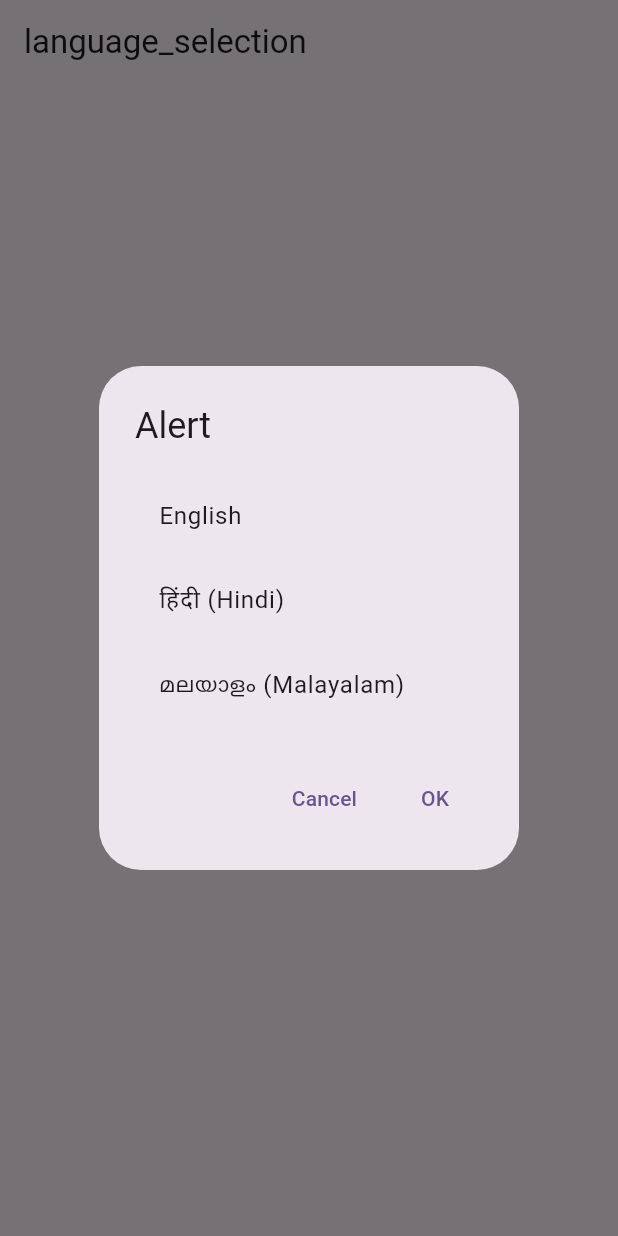
After one commit to Lubluback/login_page_bloc_cubit, a Flutter app: the screen it shows after launch, after a tap on "Hello", on a phone screen of 412 x 824 dp. The commit adds this screen. Run offline on Flutter 3.47's test engine with Material 3 defaults, Android fonts, the phone set to English and light mode, and no system bars; our stand-ins replace easy_localization, flutter_bloc.

Commit message:
languages added to the application

```diff
--- a/lib/main.dart
+++ b/lib/main.dart
@@ -1,18 +1,27 @@
+import 'package:easy_localization/easy_localization.dart';
 import 'package:flutter/material.dart';
 import 'package:flutter_bloc/flutter_bloc.dart';
 import 'package:login_page_bloc/login_bloc/login_bloc_bloc.dart';
 import 'package:login_page_bloc/login_cubit/login_cubit_cubit.dart';
-import 'package:login_page_bloc/login_page_bloc.dart';
 import 'package:login_page_bloc/login_page_cubit.dart';
+import 'package:login_page_bloc/select_lang.dart';
+import 'package:login_page_bloc/utils/alertdialoguebox.dart';
 
-void main() {
-  runApp(const MyApp());
+void main() async {
+  WidgetsFlutterBinding.ensureInitialized();
+  await EasyLocalization.ensureInitialized();
+  runApp(EasyLocalization(
+    supportedLocales: const [Locale('en'), Locale('ml'), Locale('hi')],
+    path: 'assets/translations',
+    saveLocale: true,
+    fallbackLocale: const Locale('en', 'US'),
+    child: const MyApp(),
+  ));
 }
 
 class MyApp extends StatelessWidget {
   const MyApp({super.key});
 
-  // This widget is the root of your application.
   @override
   Widget build(BuildContext context) {
     return MultiBlocProvider(
@@ -23,13 +32,16 @@ class MyApp extends StatelessWidget {
         )
       ],
       child: MaterialApp(
+          localizationsDelegates: context.localizationDelegates,
+          supportedLocales: context.supportedLocales,
+          locale: context.locale,
           debugShowCheckedModeBanner: false,
           title: 'Flutter Demo',
           theme: ThemeData(
             colorScheme: ColorScheme.fromSeed(seedColor: Colors.deepPurple),
             useMaterial3: true,
           ),
-          home: LoginPageCubit()),
+          home: LanguageSelectionScreen()),
     );
   }
 }
--- /dev/null
+++ b/lib/utils/alertdialoguebox.dart
@@ -0,0 +1,92 @@
+import 'package:easy_localization/easy_localization.dart';
+import 'package:flutter/material.dart';
+import 'package:login_page_bloc/login_page_bloc.dart';
+
+class LanguageSelectionScreen extends StatefulWidget {
+  const LanguageSelectionScreen({super.key});
+
+  @override
+  State<LanguageSelectionScreen> createState() =>
+      _LanguageSelectionScreenState();
+}
+
+class _LanguageSelectionScreenState extends State<LanguageSelectionScreen> {
+  @override
+  Widget build(BuildContext context) {
+    return Scaffold(
+      appBar: AppBar(title: Text('language_selection'.tr())),
+      body: Center(
+        child: ElevatedButton(
+          onPressed: () {
+            //  setState(() {});
+            showLanguageSelectionDialog(context);
+          },
+          child: Text('hello'.tr()),
+        ),
+      ),
+    );
+  }
+
+  void showLanguageSelectionDialog(BuildContext context) {
+    showDialog(
+      context: context,
+      builder: (BuildContext context) {
+        return AlertDialog(
+          title: const Text('Alert'),
+          content: Column(
+            mainAxisSize: MainAxisSize.min,
+            children: [
+              ListTile(
+                title: const Text('English'),
+                onTap: () {
+                  setState(() {});
+                  context.setLocale(const Locale('en'));
+                  Navigator.push(
+                    context,
+                    MaterialPageRoute(builder: (context) => LoginPage()),
+                  );
+                },
+              ),
+              ListTile(
+                title: const Text('हिंदी (Hindi)'),
+                onTap: () {
+                  setState(() {});
+
+                  context.setLocale(const Locale('hi'));
+                  Navigator.push(
+                    context,
+                    MaterialPageRoute(builder: (context) => LoginPage()),
+                  );
+                },
+              ),
+              ListTile(
+                title: const Text('മലയാളം (Malayalam)'),
+                onTap: () {
+                  setState(() {});
+                  context.setLocale(const Locale('ml'));
+                  Navigator.push(
+                    context,
+                    MaterialPageRoute(builder: (context) => LoginPage()),
+                  );
+                },
+              ),
+            ],
+          ),
+          actions: [
+            TextButton(
+              onPressed: () => Navigator.of(context).pop(),
+              child: const Text('Cancel'),
+            ),
+            TextButton(
+              onPressed: () {
+                Navigator.of(context).pop();
+                // Add your action here
+              },
+              child: const Text('OK'),
+            ),
+          ],
+        );
+      },
+    );
+  }
+}
--- /dev/null
+++ b/lib/utils/core/local_keys.dart
@@ -0,0 +1,5 @@
+class LocalKeys {
+  static String hello = "Hello";
+  static String logintitle = "Login";
+  static String  welcomeName = "Welcome{}";
+}
```
Also changed, not shown: assets/translations/en.json (added, +7 -0 lines), assets/translations/hi.json (added, +7 -0 lines), assets/translations/ml.json (added, +7 -0 lines), lib/login_page_bloc.dart (+12 -9 lines), lib/select_lang.dart (added, +41 -0 lines), pubspec.yaml (+5 -7 lines), pubspec.lock, 2 other files.
